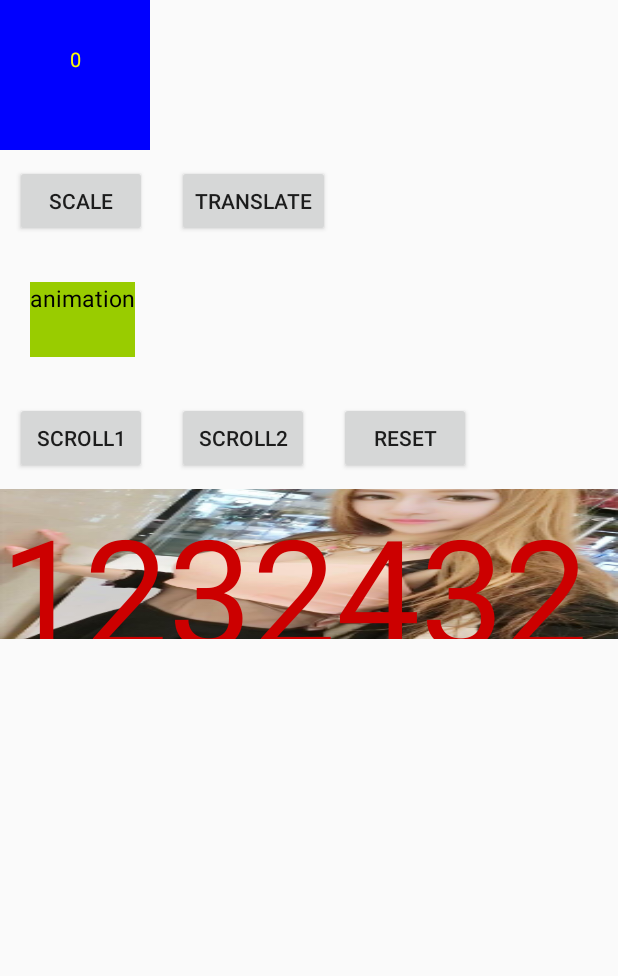
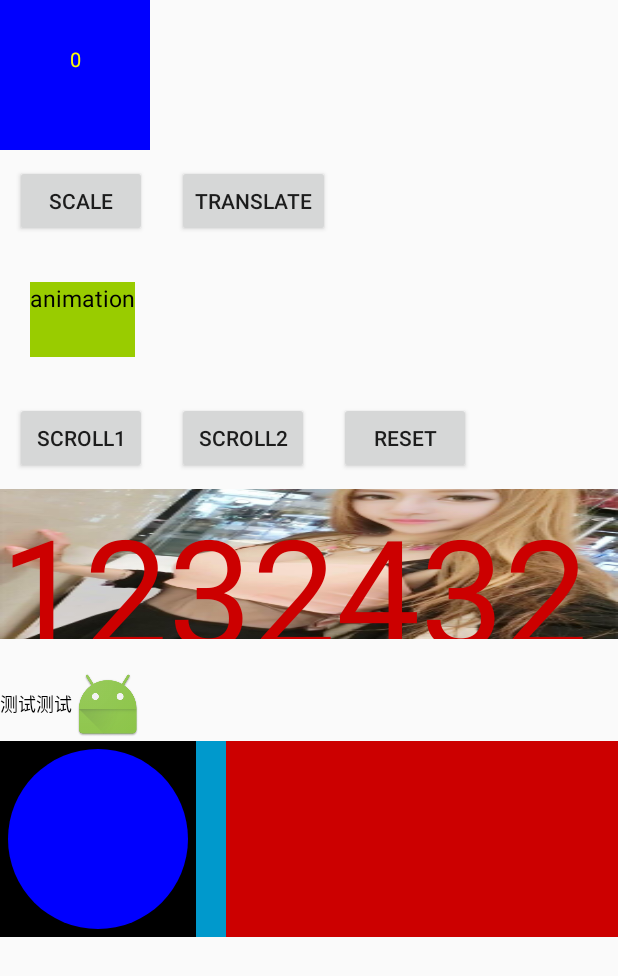
Before and after one commit to hanwj/android_demo, an Android app: the TestActivity screen opened directly, with no data from a screen before it, on a phone screen of 412 x 824 dp. Shown: the top 976 px of the screen. Run offline under Robolectric (Android 15) with nearby library versions, the phone set to English and light mode, and no system bars.

Commit message:
自定义view_onMeasure

```diff
--- a/app/src/main/AndroidManifest.xml
+++ b/app/src/main/AndroidManifest.xml
@@ -24,6 +24,7 @@
         <activity android:name=".service.ServiceActivity"></activity>
         <activity android:name=".testkeyboard.TestKeyBoardActivity"></activity>
         <activity android:name=".ListViewInScrollActivity"/>
+        <activity android:name=".SurfaceViewActivity"/>
 
         <service android:name=".service.LocalService"></service>
         <service android:name=".service.ForegroundService"></service>
--- a/app/src/main/java/com/xiaoxiao/testrxjava/MainActivity.java
+++ b/app/src/main/java/com/xiaoxiao/testrxjava/MainActivity.java
@@ -25,6 +25,7 @@ public class MainActivity extends FragmentActivity {
             put("service", ServiceActivity.class);
             put("input", TestKeyBoardActivity.class);
             put("listview", ListViewInScrollActivity.class);
+            put("surfaceview", SurfaceViewActivity.class);
         }
     };
     @Override
--- a/app/src/main/java/com/xiaoxiao/testrxjava/TestActivity.java
+++ b/app/src/main/java/com/xiaoxiao/testrxjava/TestActivity.java
@@ -1,13 +1,23 @@
 package com.xiaoxiao.testrxjava;
 
+import android.graphics.Color;
+import android.graphics.drawable.Drawable;
 import android.os.Bundle;
 import android.support.v4.app.FragmentActivity;
+import android.text.Spannable;
+import android.text.SpannableString;
+import android.text.SpannableStringBuilder;
+import android.text.Spanned;
+import android.text.style.ImageSpan;
 import android.view.MotionEvent;
 import android.view.View;
 import android.view.animation.Animation;
 import android.view.animation.AnimationUtils;
 import android.widget.Button;
 import android.widget.TextView;
+
+import com.xiaoxiao.view.MyCircleView;
+import com.xiaoxiao.view.VerticalCenterImageSpan;
 
 /**
  * Created by meibo-design on 17/5/16.
@@ -49,6 +59,23 @@ public class TestActivity extends FragmentActivity {
         scroll1.setOnClickListener(listener);
         scroll2.setOnClickListener(listener);
         scroll3.setOnClickListener(listener);
+
+
+        TextView richText = (TextView)findViewById(R.id.rich_text);
+        Spannable span1 = new SpannableString("测试测试");
+        Spannable span2 = new SpannableString("图片");
+        Drawable drawable = getResources().getDrawable(R.mipmap.ic_launcher);
+        drawable.setBounds(0, 0, drawable.getIntrinsicWidth(), drawable.getIntrinsicHeight());
+        ImageSpan imageSpan = new VerticalCenterImageSpan(drawable);
+        span2.setSpan(imageSpan, 0, span2.length(), Spanned.SPAN_EXCLUSIVE_EXCLUSIVE);
+
+        SpannableStringBuilder builder = new SpannableStringBuilder();
+        builder.append(span1).append(span2);
+        richText.setText(builder);
+
+        MyCircleView circleView = (MyCircleView) findViewById(R.id.test_circle);
+        circleView.setRadius(90);
+        circleView.setColor(Color.BLUE);
     }
 
 }
--- a/app/src/main/java/com/xiaoxiao/view/ConvertView.java
+++ b/app/src/main/java/com/xiaoxiao/view/ConvertView.java
@@ -7,6 +7,7 @@ import android.graphics.Color;
 import android.graphics.Paint;
 import android.graphics.Rect;
 import android.util.AttributeSet;
+import android.view.SurfaceView;
 import android.view.View;
 
 import com.xiaoxiao.testrxjava.R;
@@ -61,4 +62,5 @@ public class ConvertView extends View implements View.OnClickListener{
         mCount ++;
         invalidate();
     }
+
 }
--- /dev/null
+++ b/app/src/main/java/com/xiaoxiao/view/MyCircleView.java
@@ -0,0 +1,65 @@
+package com.xiaoxiao.view;
+
+import android.content.Context;
+import android.graphics.Canvas;
+import android.graphics.Paint;
+import android.util.AttributeSet;
+import android.util.Log;
+import android.view.View;
+
+/**
+ * Created by caixiaoxiao on 2/8/16.
+ */
+public class MyCircleView extends View{
+    private static String TAG = "MyCircleView";
+    private int radius = 10;
+    private int color = 0xff00000;
+    public MyCircleView(Context context) {
+        super(context);
+    }
+
+    public MyCircleView(Context context, AttributeSet attrs) {
+        super(context, attrs);
+    }
+
+    public MyCircleView(Context context, AttributeSet attrs, int defStyleAttr) {
+        super(context, attrs, defStyleAttr);
+    }
+
+    @Override
+    protected void onMeasure(int widthMeasureSpec, int heightMeasureSpec) {
+        int heightSpecMode = MeasureSpec.getMode(heightMeasureSpec);
+        int height = MeasureSpec.getSize(heightMeasureSpec);
+        if (MeasureSpec.AT_MOST == heightSpecMode){
+            Log.e(TAG,"specMode:" + "AT_MOST(" + heightSpecMode + "),size:" + height);
+        }else if (MeasureSpec.EXACTLY == heightSpecMode){
+            Log.e(TAG,"specMode:" + "EXACTLY(" + heightSpecMode + "),size:" + height);
+        }else if (MeasureSpec.UNSPECIFIED == heightSpecMode){
+            Log.e(TAG,"specMode:" + "UNSPECIFIED(" + heightSpecMode + "),size:" + height);
+        }
+
+        int widthSize = radius * 2 + getPaddingLeft() + getPaddingRight();
+        int heightSize = radius * 2 + getPaddingTop() + getPaddingBottom();
+        Log.e(TAG,"heightsize:" + heightSize);
+
+        widthMeasureSpec = MeasureSpec.makeMeasureSpec(widthSize,MeasureSpec.getMode(widthMeasureSpec));
+        heightMeasureSpec = MeasureSpec.makeMeasureSpec(heightSize,MeasureSpec.getMode(heightMeasureSpec));
+        super.onMeasure(widthMeasureSpec, heightMeasureSpec);
+    }
+
+    public void setRadius(int radius){
+        this.radius = radius;
+    }
+
+    public void setColor(int color){
+        this.color = color;
+    }
+
+    @Override
+    protected void onDraw(Canvas canvas) {
+        Paint p = new Paint();
+        p.setColor(color);
+        p.setAntiAlias(true);
+        canvas.drawCircle(radius + getPaddingLeft(),radius + getPaddingTop(),radius,p);
+    }
+}
--- /dev/null
+++ b/app/src/main/java/com/xiaoxiao/view/VerticalCenterImageSpan.java
@@ -0,0 +1,60 @@
+package com.xiaoxiao.view;
+
+import android.content.Context;
+import android.graphics.Bitmap;
+import android.graphics.Canvas;
+import android.graphics.Paint;
+import android.graphics.Rect;
+import android.graphics.drawable.Drawable;
+import android.text.style.ImageSpan;
+
+import java.lang.ref.WeakReference;
+
+/**
+ * Created by caixiaoxiao on 28/7/16.
+ */
+public class VerticalCenterImageSpan extends ImageSpan{
+    private static final char[] ELLIPSIS_NORMAL = { '\u2026' }; // this is "..."
+    private static final char[] ELLIPSIS_TWO_DOTS = { '\u2025' }; // this is ".."
+
+    public VerticalCenterImageSpan(Drawable d) {
+        super(d);
+    }
+
+    public VerticalCenterImageSpan(Context context, Bitmap b) {
+        super(context, b);
+    }
+
+    @Override
+    public int getSize(Paint paint, CharSequence text, int start, int end,
+                       Paint.FontMetricsInt fontMetricsInt) {
+        Drawable drawable = getDrawable();
+        Rect rect = drawable.getBounds();
+        if (fontMetricsInt != null) {
+            Paint.FontMetricsInt fmPaint = paint.getFontMetricsInt();
+            int fontHeight = fmPaint.bottom - fmPaint.top;
+            int drHeight = rect.bottom - rect.top;
+
+            int top = drHeight / 2 - fontHeight / 4;
+            int bottom = drHeight / 2 + fontHeight / 4;
+
+            fontMetricsInt.ascent = -bottom;
+            fontMetricsInt.top = -bottom;
+            fontMetricsInt.bottom = top;
+            fontMetricsInt.descent = top;
+        }
+        return rect.right;
+    }
+
+    @Override
+    public void draw(Canvas canvas, CharSequence text, int start, int end,
+                     float x, int top, int y, int bottom, Paint paint) {
+        Drawable drawable = getDrawable();
+        canvas.save();
+        int transY = 0;
+        transY = ((bottom - top) - drawable.getBounds().bottom) / 2 + top;
+        canvas.translate(x, transY);
+        drawable.draw(canvas);
+        canvas.restore();
+    }
+}
--- a/app/src/main/res/layout/activity_test.xml
+++ b/app/src/main/res/layout/activity_test.xml
@@ -63,8 +63,7 @@
     </LinearLayout>
     <FrameLayout
         android:layout_width="match_parent"
-        android:layout_height="0dp"
-        android:layout_weight="1">
+        android:layout_height="wrap_content">
         <TextView
             android:id="@+id/test_scroll_text"
             android:layout_width="match_parent"
@@ -82,4 +81,30 @@
             android:visibility="gone"/>
     </FrameLayout>
 
+    <TextView
+        android:id="@+id/rich_text"
+        android:layout_width="wrap_content"
+        android:layout_height="wrap_content"
+        android:layout_marginTop="20dp"
+        android:textColor="@android:color/black"
+        android:textSize="12sp"
+        android:text="12344"/>
+    <LinearLayout
+        android:layout_width="match_parent"
+        android:layout_height="wrap_content"
+        android:background="@android:color/holo_red_dark"
+        android:orientation="horizontal">
+        <com.xiaoxiao.view.MyCircleView
+            android:id="@+id/test_circle"
+            android:layout_width="wrap_content"
+            android:layout_height="wrap_content"
+            android:background="@android:color/black"
+            android:padding="5dp"
+            />
+        <View
+            android:layout_width="20dp"
+            android:layout_height="match_parent"
+            android:background="@android:color/holo_blue_dark"/>
+    </LinearLayout>
+
 </LinearLayout>
--- a/app/src/main/res/values/attrs.xml
+++ b/app/src/main/res/values/attrs.xml
@@ -3,4 +3,9 @@
     <declare-styleable name="ConvertView">
         <attr name="textSize" format="dimension"/>
     </declare-styleable>
+
+    <declare-styleable name="MyCircleView">
+        <attr name="cvRadius" format="dimension"/>
+        <attr name="cvColor" format="color"/>
+    </declare-styleable>
 </resources>
```
Also changed, not shown: app/src/main/java/com/xiaoxiao/testrxjava/SurfaceViewActivity.java (added, +18 -0 lines), app/src/main/java/com/xiaoxiao/view/MySurfaceView.java (added, +92 -0 lines).
